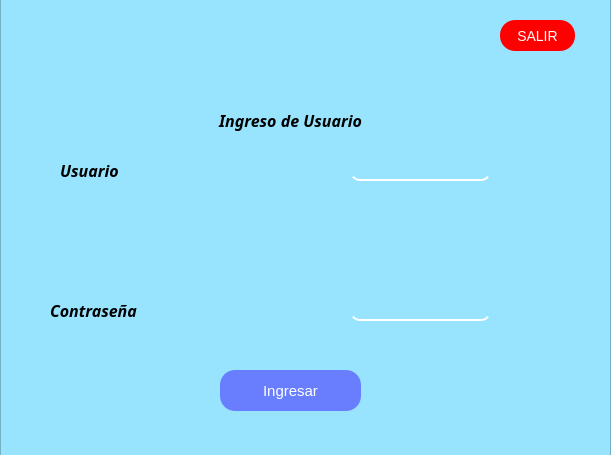
Before: the Qt Designer form ui/login.ui in Reinaldito04/IUTA----HORARIOS, drawn with Qt 5.
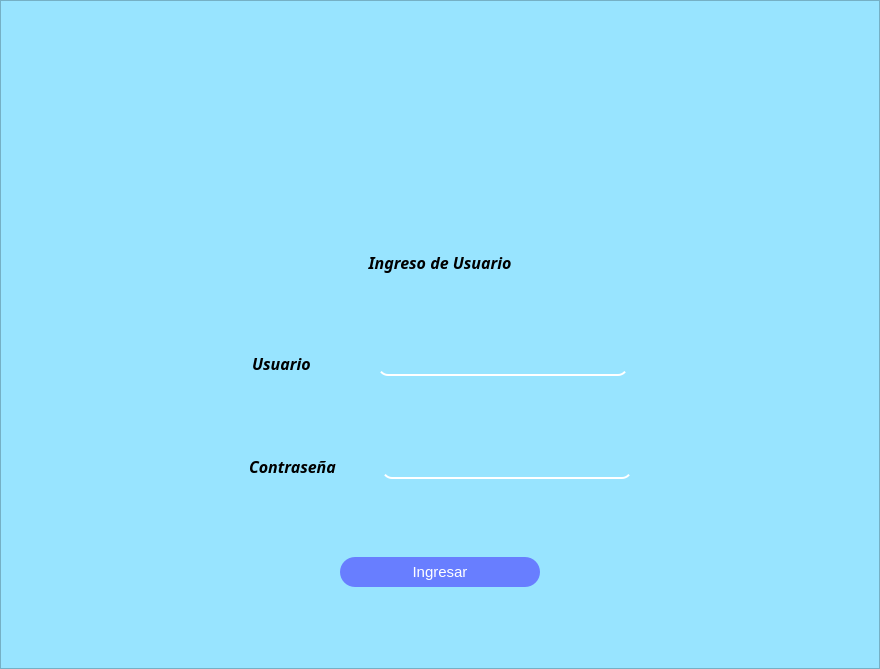
After: the same form once the commit is applied. Icons and pictures are not drawn.

```diff
--- a/ui/login.ui
+++ b/ui/login.ui
@@ -6,209 +6,451 @@
    <rect>
     <x>0</x>
     <y>0</y>
-    <width>611</width>
-    <height>455</height>
+    <width>880</width>
+    <height>669</height>
    </rect>
   </property>
   <property name="windowTitle">
-   <string>MainWindow</string>
+   <string>Inicio de Sesión</string>
+  </property>
+  <property name="styleSheet">
+   <string notr="true">background-color:rgb(152, 228, 255);</string>
   </property>
   <widget class="QWidget" name="centralwidget">
-   <widget class="QFrame" name="frame">
-    <property name="geometry">
-     <rect>
-      <x>0</x>
-      <y>-40</y>
-      <width>611</width>
-      <height>501</height>
-     </rect>
+   <layout class="QVBoxLayout" name="verticalLayout">
+    <property name="leftMargin">
+     <number>0</number>
     </property>
-    <property name="styleSheet">
-     <string notr="true">background-color:rgb(152, 228, 255);</string>
+    <property name="topMargin">
+     <number>0</number>
     </property>
-    <property name="frameShape">
-     <enum>QFrame::StyledPanel</enum>
+    <property name="rightMargin">
+     <number>0</number>
     </property>
-    <property name="frameShadow">
-     <enum>QFrame::Raised</enum>
+    <property name="bottomMargin">
+     <number>0</number>
     </property>
-    <widget class="QLabel" name="label">
-     <property name="geometry">
-      <rect>
-       <x>160</x>
-       <y>140</y>
-       <width>261</width>
-       <height>41</height>
-      </rect>
-     </property>
-     <property name="font">
-      <font>
-       <family>Hack Nerd Font Mono</family>
-       <pointsize>12</pointsize>
-       <weight>75</weight>
-       <italic>true</italic>
-       <bold>true</bold>
-      </font>
-     </property>
-     <property name="text">
-      <string>Ingreso de Usuario</string>
-     </property>
-     <property name="textFormat">
-      <enum>Qt::AutoText</enum>
-     </property>
-     <property name="alignment">
-      <set>Qt::AlignCenter</set>
-     </property>
-    </widget>
-    <widget class="QLineEdit" name="txt_name">
-     <property name="geometry">
-      <rect>
-       <x>350</x>
-       <y>190</y>
-       <width>141</width>
-       <height>31</height>
-      </rect>
-     </property>
-     <property name="styleSheet">
-      <string notr="true">font-size:18px;
+    <item>
+     <widget class="QFrame" name="frame">
+      <property name="frameShape">
+       <enum>QFrame::StyledPanel</enum>
+      </property>
+      <property name="frameShadow">
+       <enum>QFrame::Raised</enum>
+      </property>
+      <layout class="QVBoxLayout" name="verticalLayout_3">
+       <item>
+        <layout class="QVBoxLayout" name="verticalLayout_2">
+         <item>
+          <spacer name="verticalSpacer_5">
+           <property name="orientation">
+            <enum>Qt::Vertical</enum>
+           </property>
+           <property name="sizeHint" stdset="0">
+            <size>
+             <width>20</width>
+             <height>40</height>
+            </size>
+           </property>
+          </spacer>
+         </item>
+         <item>
+          <layout class="QHBoxLayout" name="horizontalLayout_6">
+           <item>
+            <spacer name="horizontalSpacer_9">
+             <property name="orientation">
+              <enum>Qt::Horizontal</enum>
+             </property>
+             <property name="sizeHint" stdset="0">
+              <size>
+               <width>40</width>
+               <height>20</height>
+              </size>
+             </property>
+            </spacer>
+           </item>
+           <item>
+            <widget class="QLabel" name="label_4">
+             <property name="minimumSize">
+              <size>
+               <width>201</width>
+               <height>91</height>
+              </size>
+             </property>
+             <property name="maximumSize">
+              <size>
+               <width>201</width>
+               <height>91</height>
+              </size>
+             </property>
+             <property name="font">
+              <font>
+               <family>Hack Nerd Font Mono</family>
+               <pointsize>12</pointsize>
+               <weight>75</weight>
+               <italic>true</italic>
+               <bold>true</bold>
+              </font>
+             </property>
+             <property name="layoutDirection">
+              <enum>Qt::LeftToRight</enum>
+             </property>
+             <property name="styleSheet">
+              <string notr="true"/>
+             </property>
+             <property name="text">
+              <string/>
+             </property>
+             <property name="pixmap">
+              <pixmap>imagenes/iutaImg.png</pixmap>
+             </property>
+             <property name="scaledContents">
+              <bool>true</bool>
+             </property>
+             <property name="alignment">
+              <set>Qt::AlignCenter</set>
+             </property>
+            </widget>
+           </item>
+           <item>
+            <spacer name="horizontalSpacer_10">
+             <property name="orientation">
+              <enum>Qt::Horizontal</enum>
+             </property>
+             <property name="sizeHint" stdset="0">
+              <size>
+               <width>40</width>
+               <height>20</height>
+              </size>
+             </property>
+            </spacer>
+           </item>
+          </layout>
+         </item>
+         <item>
+          <spacer name="verticalSpacer_6">
+           <property name="orientation">
+            <enum>Qt::Vertical</enum>
+           </property>
+           <property name="sizeHint" stdset="0">
+            <size>
+             <width>20</width>
+             <height>18</height>
+            </size>
+           </property>
+          </spacer>
+         </item>
+         <item>
+          <widget class="QLabel" name="label">
+           <property name="font">
+            <font>
+             <family>Hack Nerd Font Mono</family>
+             <pointsize>12</pointsize>
+             <weight>75</weight>
+             <italic>true</italic>
+             <bold>true</bold>
+            </font>
+           </property>
+           <property name="text">
+            <string>Ingreso de Usuario</string>
+           </property>
+           <property name="textFormat">
+            <enum>Qt::AutoText</enum>
+           </property>
+           <property name="alignment">
+            <set>Qt::AlignCenter</set>
+           </property>
+          </widget>
+         </item>
+         <item>
+          <spacer name="verticalSpacer_3">
+           <property name="orientation">
+            <enum>Qt::Vertical</enum>
+           </property>
+           <property name="sizeHint" stdset="0">
+            <size>
+             <width>20</width>
+             <height>40</height>
+            </size>
+           </property>
+          </spacer>
+         </item>
+         <item>
+          <layout class="QHBoxLayout" name="horizontalLayout_5">
+           <item>
+            <spacer name="horizontalSpacer_3">
+             <property name="orientation">
+              <enum>Qt::Horizontal</enum>
+             </property>
+             <property name="sizeHint" stdset="0">
+              <size>
+               <width>40</width>
+               <height>20</height>
+              </size>
+             </property>
+            </spacer>
+           </item>
+           <item>
+            <layout class="QHBoxLayout" name="horizontalLayout_2">
+             <item>
+              <widget class="QLabel" name="label_2">
+               <property name="font">
+                <font>
+                 <family>Hack Nerd Font Mono</family>
+                 <pointsize>12</pointsize>
+                 <weight>75</weight>
+                 <italic>true</italic>
+                 <bold>true</bold>
+                </font>
+               </property>
+               <property name="text">
+                <string>Usuario     </string>
+               </property>
+              </widget>
+             </item>
+             <item>
+              <spacer name="horizontalSpacer">
+               <property name="orientation">
+                <enum>Qt::Horizontal</enum>
+               </property>
+               <property name="sizeHint" stdset="0">
+                <size>
+                 <width>40</width>
+                 <height>20</height>
+                </size>
+               </property>
+              </spacer>
+             </item>
+             <item>
+              <widget class="QLineEdit" name="txt_name">
+               <property name="minimumSize">
+                <size>
+                 <width>250</width>
+                 <height>0</height>
+                </size>
+               </property>
+               <property name="maximumSize">
+                <size>
+                 <width>250</width>
+                 <height>16777215</height>
+                </size>
+               </property>
+               <property name="styleSheet">
+                <string notr="true">font-size:18px;
 border:none;
 border-bottom:2px solid white;
 border-radius:10px;</string>
-     </property>
-    </widget>
-    <widget class="QLabel" name="label_2">
-     <property name="geometry">
-      <rect>
-       <x>60</x>
-       <y>190</y>
-       <width>101</width>
-       <height>41</height>
-      </rect>
-     </property>
-     <property name="font">
-      <font>
-       <family>Hack Nerd Font Mono</family>
-       <pointsize>12</pointsize>
-       <weight>75</weight>
-       <italic>true</italic>
-       <bold>true</bold>
-      </font>
-     </property>
-     <property name="text">
-      <string>Usuario</string>
-     </property>
-    </widget>
-    <widget class="QLabel" name="label_3">
-     <property name="geometry">
-      <rect>
-       <x>50</x>
-       <y>330</y>
-       <width>121</width>
-       <height>41</height>
-      </rect>
-     </property>
-     <property name="font">
-      <font>
-       <family>Hack Nerd Font Mono</family>
-       <pointsize>12</pointsize>
-       <weight>75</weight>
-       <italic>true</italic>
-       <bold>true</bold>
-      </font>
-     </property>
-     <property name="text">
-      <string>Contraseña</string>
-     </property>
-    </widget>
-    <widget class="QPushButton" name="Loginboton">
-     <property name="geometry">
-      <rect>
-       <x>220</x>
-       <y>410</y>
-       <width>141</width>
-       <height>41</height>
-      </rect>
-     </property>
-     <property name="styleSheet">
-      <string notr="true">border-radius:15px;
+               </property>
+               <property name="echoMode">
+                <enum>QLineEdit::PasswordEchoOnEdit</enum>
+               </property>
+              </widget>
+             </item>
+            </layout>
+           </item>
+           <item>
+            <spacer name="horizontalSpacer_4">
+             <property name="orientation">
+              <enum>Qt::Horizontal</enum>
+             </property>
+             <property name="sizeHint" stdset="0">
+              <size>
+               <width>40</width>
+               <height>20</height>
+              </size>
+             </property>
+            </spacer>
+           </item>
+          </layout>
+         </item>
+         <item>
+          <spacer name="verticalSpacer">
+           <property name="orientation">
+            <enum>Qt::Vertical</enum>
+           </property>
+           <property name="sizeHint" stdset="0">
+            <size>
+             <width>20</width>
+             <height>40</height>
+            </size>
+           </property>
+          </spacer>
+         </item>
+         <item>
+          <layout class="QHBoxLayout" name="horizontalLayout_4">
+           <item>
+            <spacer name="horizontalSpacer_6">
+             <property name="orientation">
+              <enum>Qt::Horizontal</enum>
+             </property>
+             <property name="sizeHint" stdset="0">
+              <size>
+               <width>40</width>
+               <height>20</height>
+              </size>
+             </property>
+            </spacer>
+           </item>
+           <item>
+            <layout class="QHBoxLayout" name="horizontalLayout">
+             <item>
+              <widget class="QLabel" name="label_3">
+               <property name="font">
+                <font>
+                 <family>Hack Nerd Font Mono</family>
+                 <pointsize>12</pointsize>
+                 <weight>75</weight>
+                 <italic>true</italic>
+                 <bold>true</bold>
+                </font>
+               </property>
+               <property name="text">
+                <string>Contraseña</string>
+               </property>
+              </widget>
+             </item>
+             <item>
+              <spacer name="horizontalSpacer_2">
+               <property name="orientation">
+                <enum>Qt::Horizontal</enum>
+               </property>
+               <property name="sizeHint" stdset="0">
+                <size>
+                 <width>40</width>
+                 <height>20</height>
+                </size>
+               </property>
+              </spacer>
+             </item>
+             <item>
+              <widget class="QLineEdit" name="txt_password">
+               <property name="minimumSize">
+                <size>
+                 <width>250</width>
+                 <height>0</height>
+                </size>
+               </property>
+               <property name="maximumSize">
+                <size>
+                 <width>250</width>
+                 <height>16777215</height>
+                </size>
+               </property>
+               <property name="styleSheet">
+                <string notr="true">border:none;
+border-bottom:2px solid white;
+font-size:18px;
+border-radius:10px;</string>
+               </property>
+               <property name="echoMode">
+                <enum>QLineEdit::Password</enum>
+               </property>
+              </widget>
+             </item>
+            </layout>
+           </item>
+           <item>
+            <spacer name="horizontalSpacer_5">
+             <property name="orientation">
+              <enum>Qt::Horizontal</enum>
+             </property>
+             <property name="sizeHint" stdset="0">
+              <size>
+               <width>40</width>
+               <height>20</height>
+              </size>
+             </property>
+            </spacer>
+           </item>
+          </layout>
+         </item>
+         <item>
+          <spacer name="verticalSpacer_2">
+           <property name="orientation">
+            <enum>Qt::Vertical</enum>
+           </property>
+           <property name="sizeHint" stdset="0">
+            <size>
+             <width>20</width>
+             <height>40</height>
+            </size>
+           </property>
+          </spacer>
+         </item>
+         <item>
+          <layout class="QHBoxLayout" name="horizontalLayout_3">
+           <item>
+            <spacer name="horizontalSpacer_7">
+             <property name="orientation">
+              <enum>Qt::Horizontal</enum>
+             </property>
+             <property name="sizeHint" stdset="0">
+              <size>
+               <width>40</width>
+               <height>20</height>
+              </size>
+             </property>
+            </spacer>
+           </item>
+           <item>
+            <widget class="QPushButton" name="Loginboton">
+             <property name="minimumSize">
+              <size>
+               <width>200</width>
+               <height>30</height>
+              </size>
+             </property>
+             <property name="maximumSize">
+              <size>
+               <width>400</width>
+               <height>40</height>
+              </size>
+             </property>
+             <property name="styleSheet">
+              <string notr="true">border-radius:15px;
 color:white;
 font-size:15px;
 background-color: rgb(104, 126, 255);</string>
-     </property>
-     <property name="text">
-      <string>Ingresar</string>
-     </property>
-    </widget>
-    <widget class="QLineEdit" name="txt_password">
-     <property name="geometry">
-      <rect>
-       <x>350</x>
-       <y>330</y>
-       <width>141</width>
-       <height>31</height>
-      </rect>
-     </property>
-     <property name="styleSheet">
-      <string notr="true">border:none;
-border-bottom:2px solid white;
-font-size:18px;
-border-radius:10px;</string>
-     </property>
-     <property name="echoMode">
-      <enum>QLineEdit::Password</enum>
-     </property>
-    </widget>
-    <widget class="QPushButton" name="bt_salir">
-     <property name="geometry">
-      <rect>
-       <x>500</x>
-       <y>60</y>
-       <width>75</width>
-       <height>31</height>
-      </rect>
-     </property>
-     <property name="styleSheet">
-      <string notr="true">background-color:red;
-color:white;
-font-size:14px;
-border-radius:15px;</string>
-     </property>
-     <property name="text">
-      <string>SALIR</string>
-     </property>
-    </widget>
-    <widget class="QLabel" name="label_4">
-     <property name="geometry">
-      <rect>
-       <x>190</x>
-       <y>50</y>
-       <width>201</width>
-       <height>91</height>
-      </rect>
-     </property>
-     <property name="font">
-      <font>
-       <family>Hack Nerd Font Mono</family>
-       <pointsize>12</pointsize>
-       <weight>75</weight>
-       <italic>true</italic>
-       <bold>true</bold>
-      </font>
-     </property>
-     <property name="styleSheet">
-      <string notr="true"/>
-     </property>
-     <property name="text">
-      <string/>
-     </property>
-     <property name="pixmap">
-      <pixmap>imagenes/iutaImg.png</pixmap>
-     </property>
-     <property name="scaledContents">
-      <bool>true</bool>
-     </property>
-    </widget>
-   </widget>
+             </property>
+             <property name="text">
+              <string>Ingresar</string>
+             </property>
+            </widget>
+           </item>
+           <item>
+            <spacer name="horizontalSpacer_8">
+             <property name="orientation">
+              <enum>Qt::Horizontal</enum>
+             </property>
+             <property name="sizeHint" stdset="0">
+              <size>
+               <width>40</width>
+               <height>20</height>
+              </size>
+             </property>
+            </spacer>
+           </item>
+          </layout>
+         </item>
+         <item>
+          <spacer name="verticalSpacer_4">
+           <property name="orientation">
+            <enum>Qt::Vertical</enum>
+           </property>
+           <property name="sizeHint" stdset="0">
+            <size>
+             <width>20</width>
+             <height>40</height>
+            </size>
+           </property>
+          </spacer>
+         </item>
+        </layout>
+       </item>
+      </layout>
+     </widget>
+    </item>
+   </layout>
   </widget>
  </widget>
  <resources/>
```
